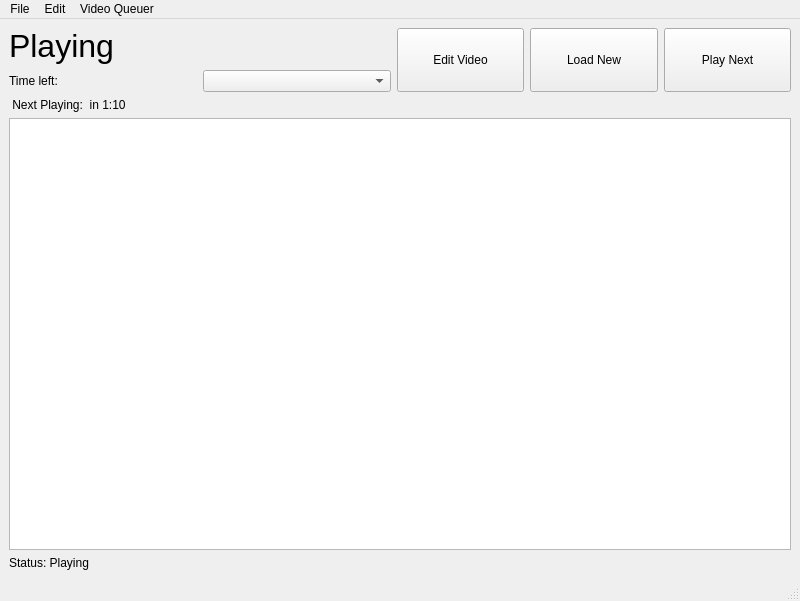
Old version of the form designer/main_window.ui in the repository coderkalyan/vst_project.
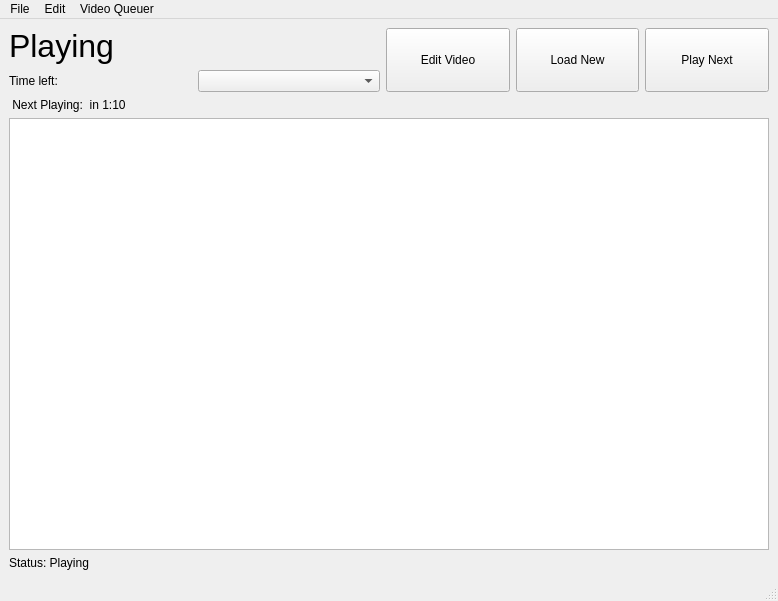
New version of the form. Icons and pictures are not drawn.

```diff
--- a/designer/main_window.ui
+++ b/designer/main_window.ui
@@ -9,7 +9,7 @@
    <rect>
     <x>0</x>
     <y>0</y>
-    <width>800</width>
+    <width>778</width>
     <height>601</height>
    </rect>
   </property>
@@ -195,7 +195,7 @@
     <rect>
      <x>0</x>
      <y>0</y>
-     <width>800</width>
+     <width>778</width>
      <height>23</height>
     </rect>
    </property>
```
